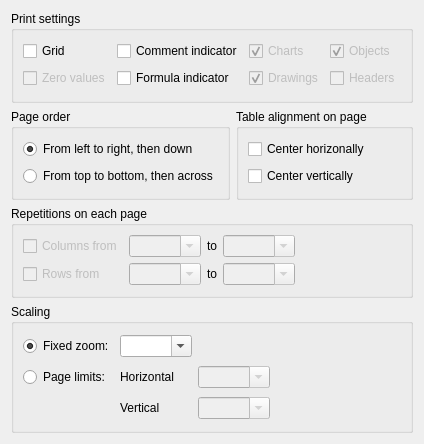
Above: kspread/part/dialogs/PageLayoutSheetPage.ui from JeremiasE/KFormula before the change. Below: the same form after it.
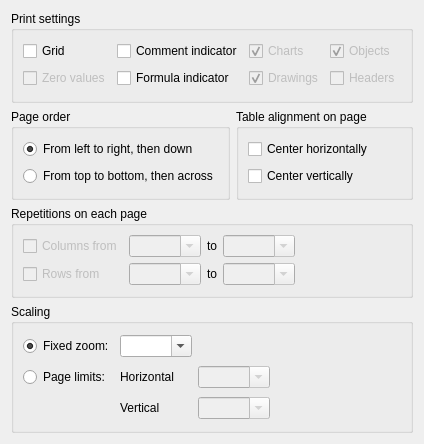
That is the form after the change. Custom widgets are drawn as their Qt base class.

Commit message: Fix typo found by Enrique Matías Sánchez

Patch:
```diff
--- a/kspread/part/dialogs/PageLayoutSheetPage.ui
+++ b/kspread/part/dialogs/PageLayoutSheetPage.ui
@@ -152,7 +152,7 @@
       <item>
        <widget class="QCheckBox" name="horizontalCheckBox" >
         <property name="text" >
-         <string>Center horizonally</string>
+         <string>Center horizontally</string>
         </property>
        </widget>
       </item>
```
